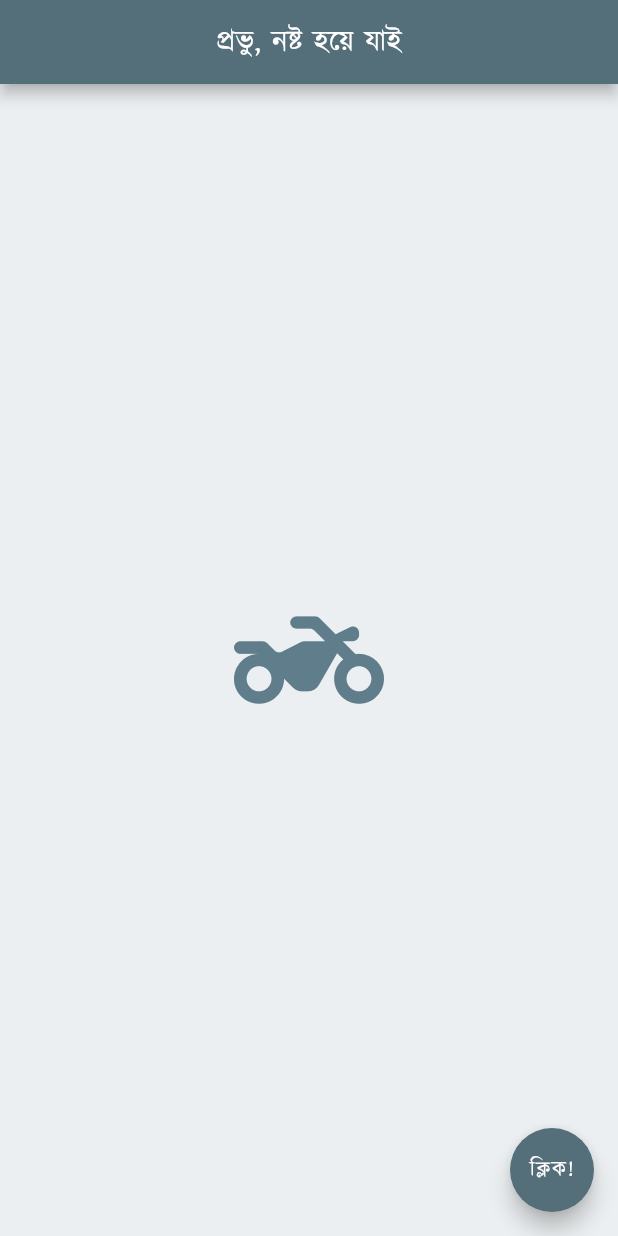
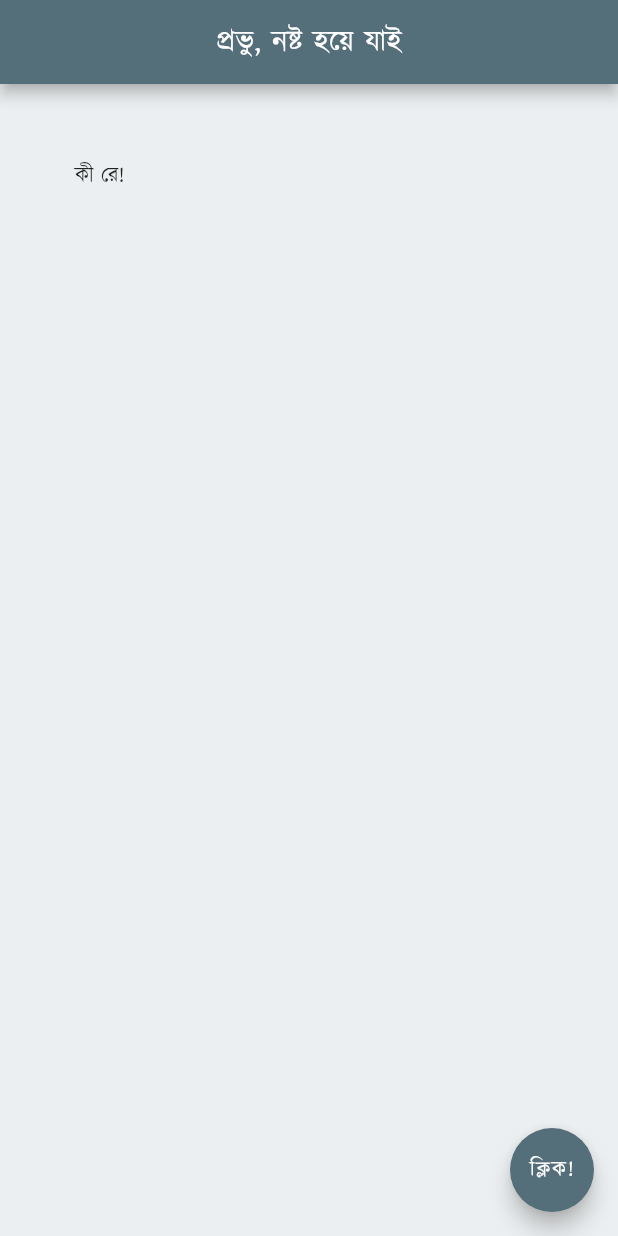
Before and after one commit to HasanNahiyanNobel/Learning-Flutter, a Flutter app: the screen it shows after launch, on a phone screen of 412 x 824 dp. Run offline on Flutter 3.47's test engine with Material 2 defaults, Android fonts, the phone set to English and light mode, and no system bars.

Commit message:
Completed tutorial #10.

```diff
--- a/lib/main.dart
+++ b/lib/main.dart
@@ -45,41 +45,18 @@ class _HomeState extends State<Home> with SingleTickerProviderStateMixin {
         centerTitle: true,
         backgroundColor: Colors.blueGrey[600],
       ),
-      body: Center(
-        /*child: Icon(
-          Icons.two_wheeler_rounded,
-          color: Colors.blueGrey,
-          size: 100,
-        ),*/
-        /*child: ElevatedButton(
-          onPressed: () {
-            print('আমাকে ক্লিক করা হলো!');
-          },
-          child: Text('ঘাউ!'),
-          style: ButtonStyle(
-            backgroundColor: MaterialStateProperty.all<Color>(Colors.blueGrey),
-            foregroundColor: MaterialStateProperty.all<Color>(Colors.white),
-          ),
-        ),*/
-        /*child: ElevatedButton.icon(
-          onPressed: () {
-            print('আমাকে ক্লিক করা হলো!');
-          },
-          icon: Icon(Icons.two_wheeler_rounded),
-          label: Text('ঘাউ!'),
-          style: ButtonStyle(
-            backgroundColor: MaterialStateProperty.all<Color>(Colors.blueGrey),
-            foregroundColor: MaterialStateProperty.all<Color>(Colors.white),
-          ),
-        ),*/
-        child: IconButton(
-          onPressed: () {
-            print('আমাকে ক্লিক করা হলো!');
-          },
-          icon: Icon(Icons.two_wheeler_rounded),
-          iconSize: 100,
-          color: Colors.blueGrey,
+      /*body: Container(
+        padding: EdgeInsets.symmetric(
+          horizontal: 30,
+          vertical: 10,
         ),
+        margin: EdgeInsets.all(20),
+        color: Colors.blueGrey[300],
+        child: Text('কী রে!'),
+      ),*/
+      body: Padding(
+        padding: EdgeInsets.all(50),
+        child: Text('কী রে!'),
       ),
       floatingActionButton: FloatingActionButton(
         onPressed: null,
```
Also changed, not shown: 1 other file.
